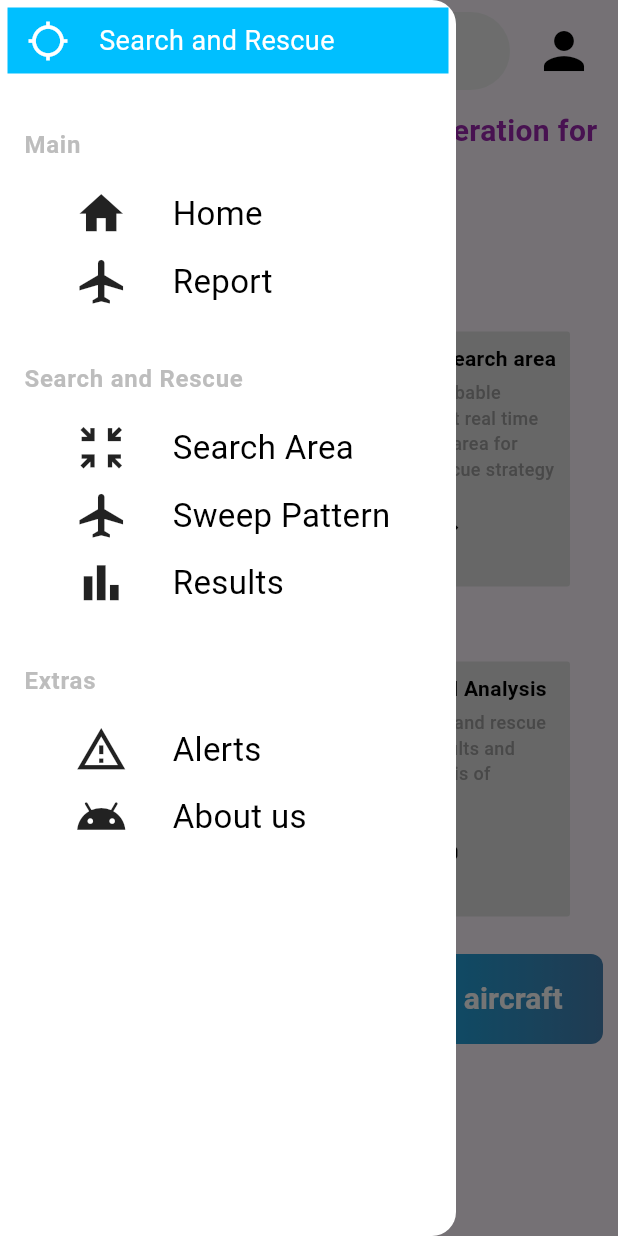
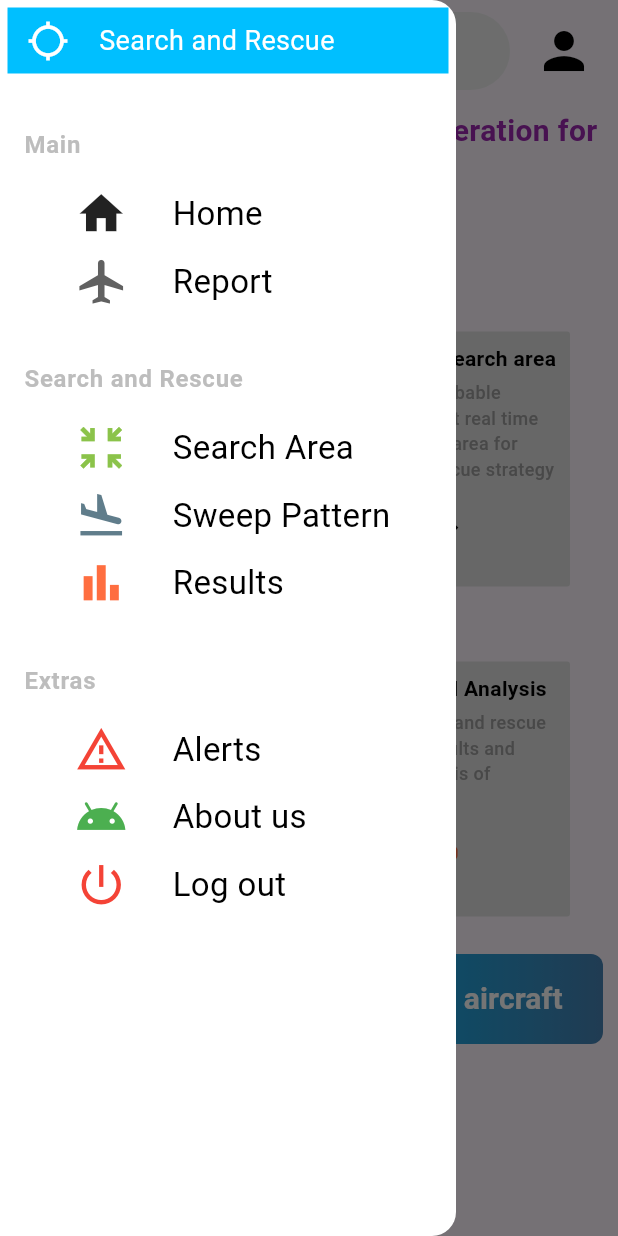
Before and after one commit to Kunal-3004/rescue_aircraft, a Flutter app: the Home screen opened by its route, with the side drawer open, on a phone screen of 412 x 824 dp. Run offline on Flutter 3.47's test engine with Material 3 defaults, Android fonts, the light colour scheme and no system bars; our stand-ins replace fluttertoast, shared_preferences; accounts and stored records are empty.

Commit message:
Drawer and Home complete

```diff
--- a/lib/screens/forgot_password.dart
+++ b/lib/screens/forgot_password.dart
@@ -171,7 +171,6 @@ class _ForgotPasswordState extends State<ForgotPassword> {
                   ),
                 ),
               ),
-
             ],
           ),
         ),
--- a/lib/screens/home.dart
+++ b/lib/screens/home.dart
@@ -100,13 +100,13 @@ class _HomeState extends State<Home> {
                   children: [
                     Container(
                       padding: EdgeInsets.all(5),
-                        child: RescueCard(title: "Rescue a missing aircraft", desc:"Fill the last known information about aircraft like coordinates,velocity,altitude,etc", icon: Icons.book,)),
+                        child: RescueCard(title: "Rescue a missing aircraft", desc:"Fill the last known information about aircraft like coordinates,velocity,altitude,etc", icon: Icons.book,icColor: Colors.blueGrey,)),
                     SizedBox(
                       height: 40,
                     ),
                     Container(
                       padding: EdgeInsets.all(5),
-                        child: RescueCard(title: "Identify most suitable search pattern", desc:"Hit and trial available algorithm to sweep the search area to find suitable aircraft", icon: Icons.swap_horizontal_circle,)),
+                        child: RescueCard(title: "Identify most suitable search pattern", desc:"Hit and trial available algorithm to sweep the search area to find suitable aircraft", icon: Icons.swap_horizontal_circle,icColor: Colors.black,)),
                   ],
                 ),
                 SizedBox(
@@ -119,13 +119,13 @@ class _HomeState extends State<Home> {
                     ),
                     Container(
                         padding: EdgeInsets.all(5),
-                        child: RescueCard(title: "Predict the search area", desc:"Identify the probable search area.Get real time information of area for search and rescue strategy", icon: Icons.search,)),
+                        child: RescueCard(title: "Predict the search area", desc:"Identify the probable search area.Get real time information of area for search and rescue strategy", icon: Icons.search,icColor: Colors.black,)),
                     SizedBox(
                       height: 40,
                     ),
                     Container(
                         padding: EdgeInsets.all(5),
-                        child: RescueCard(title: "Get Detailed Analysis", desc:"Get the search and rescue operations results and detailed analysis of information", icon: Icons.bar_chart_rounded,)),
+                        child: RescueCard(title: "Get Detailed Analysis", desc:"Get the search and rescue operations results and detailed analysis of information", icon: Icons.bar_chart_rounded, icColor: Colors.deepOrangeAccent,)),
                   ],
                 )
               ],
--- a/lib/screens/login.dart
+++ b/lib/screens/login.dart
@@ -52,6 +52,7 @@ class _SignInState extends State<SignIn> {
       if (response.statusCode == 200) {
         sharedPreferences = await SharedPreferences.getInstance();
         sharedPreferences.setString('token', responseData['token']);
+        sharedPreferences.setBool('isLoggedIn', true);
 
         Fluttertoast.showToast(msg: "Login successful!");
 
--- a/lib/widgets/card.dart
+++ b/lib/widgets/card.dart
@@ -4,7 +4,8 @@ class RescueCard extends StatelessWidget {
   final String title;
   final String desc;
   final IconData icon;
-  const RescueCard({super.key, required this.title, required this.desc, required this.icon});
+  final Color icColor;
+  const RescueCard({super.key, required this.title, required this.desc, required this.icon, required this.icColor});
 
   @override
   Widget build(BuildContext context) {
@@ -35,7 +36,7 @@ class RescueCard extends StatelessWidget {
           ),
           Icon(
             icon,
-            color: Colors.black,
+            color: icColor,
             size: 30,
           ),
         ],
--- a/lib/widgets/drawer.dart
+++ b/lib/widgets/drawer.dart
@@ -1,10 +1,30 @@
 import 'package:flutter/material.dart';
-import 'package:rescue_aircraft/screens/home.dart';
-import 'package:rescue_aircraft/screens/report.dart';
+import 'package:rescue_aircraft/screens/login.dart';
+import 'package:shared_preferences/shared_preferences.dart';
+import 'package:fluttertoast/fluttertoast.dart';
 
 class HomeDrawer extends StatelessWidget {
   const HomeDrawer({super.key});
 
+
+  void _logout(BuildContext context) async {
+    SharedPreferences prefs = await SharedPreferences.getInstance();
+    await prefs.clear();
+
+    Fluttertoast.showToast(
+      msg: "Logout Successful",
+      toastLength: Toast.LENGTH_SHORT,
+      gravity: ToastGravity.BOTTOM,
+      backgroundColor: Colors.blue,
+      textColor: Colors.white,
+    );
+
+    Navigator.pushAndRemoveUntil(
+      context,
+      MaterialPageRoute(builder: (context) => SignIn()),
+          (Route<dynamic> route) => false,
+    );
+  }
   @override
   Widget build(BuildContext context) {
     return Drawer(
@@ -80,7 +100,7 @@ class HomeDrawer extends StatelessWidget {
                           child: Row(
                             mainAxisAlignment: MainAxisAlignment.start,
                             children: [
-                              Icon(Icons.airplanemode_active_sharp,size: 35,),
+                              Icon(Icons.airplanemode_active_sharp,size: 35,color: Colors.grey[700],),
                               SizedBox(
                                 width: 30,
                               ),
@@ -112,7 +132,7 @@ class HomeDrawer extends StatelessWidget {
                           child: Row(
                             mainAxisAlignment: MainAxisAlignment.start,
                             children: [
-                              Icon(Icons.zoom_in_map,size: 35,),
+                              Icon(Icons.zoom_in_map,size: 35,color: Colors.lightGreen,),
                               SizedBox(
                                 width: 30,
                               ),
@@ -135,7 +155,7 @@ class HomeDrawer extends StatelessWidget {
                           child: Row(
                             mainAxisAlignment: MainAxisAlignment.start,
                             children: [
-                              Icon(Icons.airplanemode_active_sharp,size: 35,),
+                              Icon(Icons.flight_land,size: 35,color: Colors.blueGrey,),
                               SizedBox(
                                 width: 30,
                               ),
@@ -158,7 +178,7 @@ class HomeDrawer extends StatelessWidget {
                           child: Row(
                             mainAxisAlignment: MainAxisAlignment.start,
                             children: [
-                              Icon(Icons.bar_chart_outlined,size: 35,),
+                              Icon(Icons.bar_chart_outlined,size: 35,color: Colors.deepOrangeAccent,),
                               SizedBox(
                                 width: 30,
                               ),
@@ -190,7 +210,7 @@ class HomeDrawer extends StatelessWidget {
                           child: Row(
                             mainAxisAlignment: MainAxisAlignment.start,
                             children: [
-                              Icon(Icons.warning_amber_outlined,size: 35,),
+                              Icon(Icons.warning_amber_outlined,size: 35,color: Colors.red,),
                               SizedBox(
                                 width: 30,
                               ),
@@ -208,12 +228,11 @@ class HomeDrawer extends StatelessWidget {
                         margin: EdgeInsets.only(left: 50),
                         child: GestureDetector(
                           onTap: (){
-
                           },
                           child: Row(
                             mainAxisAlignment: MainAxisAlignment.start,
                             children: [
-                              Icon(Icons.android,size: 35,),
+                              Icon(Icons.android,size: 35,color: Colors.green,),
                               SizedBox(
                                 width: 30,
                               ),
@@ -228,6 +247,29 @@ class HomeDrawer extends StatelessWidget {
                   ),
                 ],
               ),
+              SizedBox(
+                height: 10,
+              ),
+              Container(
+                margin: EdgeInsets.only(left: 50),
+                child: GestureDetector(
+                  onTap: (){
+                    _logout(context);
+                  },
+                  child: Row(
+                    mainAxisAlignment: MainAxisAlignment.start,
+                    children: [
+                      Icon(Icons.power_settings_new,size: 35,color: Colors.red,),
+                      SizedBox(
+                        width: 30,
+                      ),
+                      Text("Log out",style: TextStyle(
+                        fontSize: 22,color: Colors.black,
+                      ),)
+                    ],
+                  ),
+                ),
+              ),
             ],
           ),
         );
```
Also changed, not shown: lib/screens/splashscreen.dart (+4 -4 lines).
